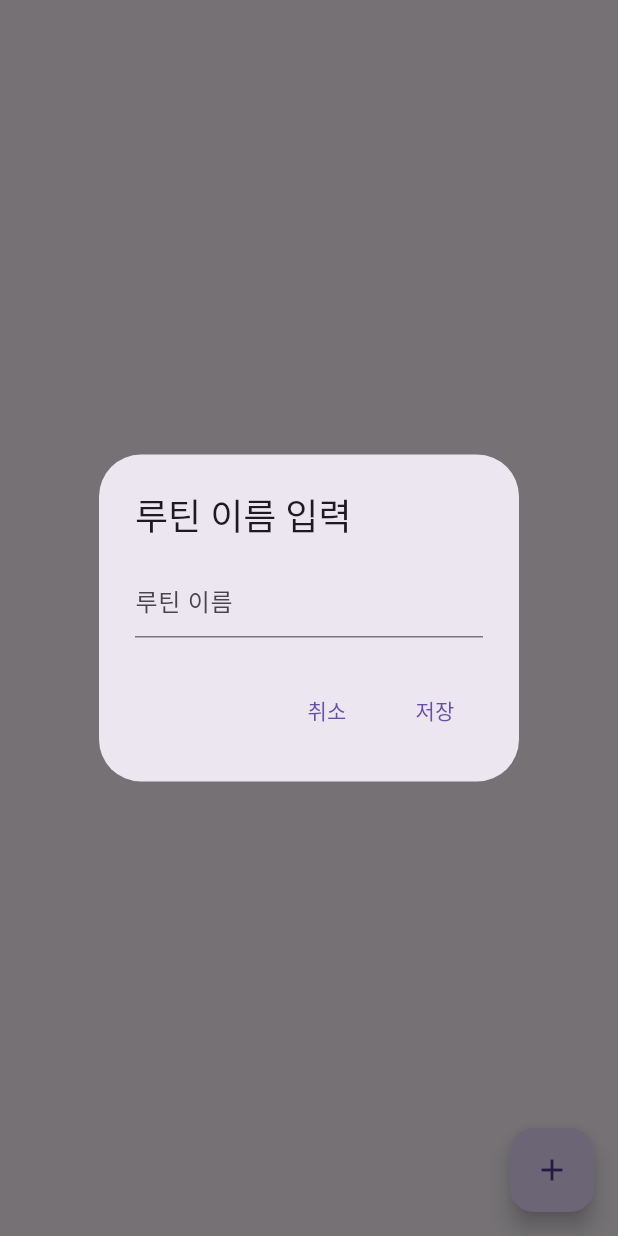
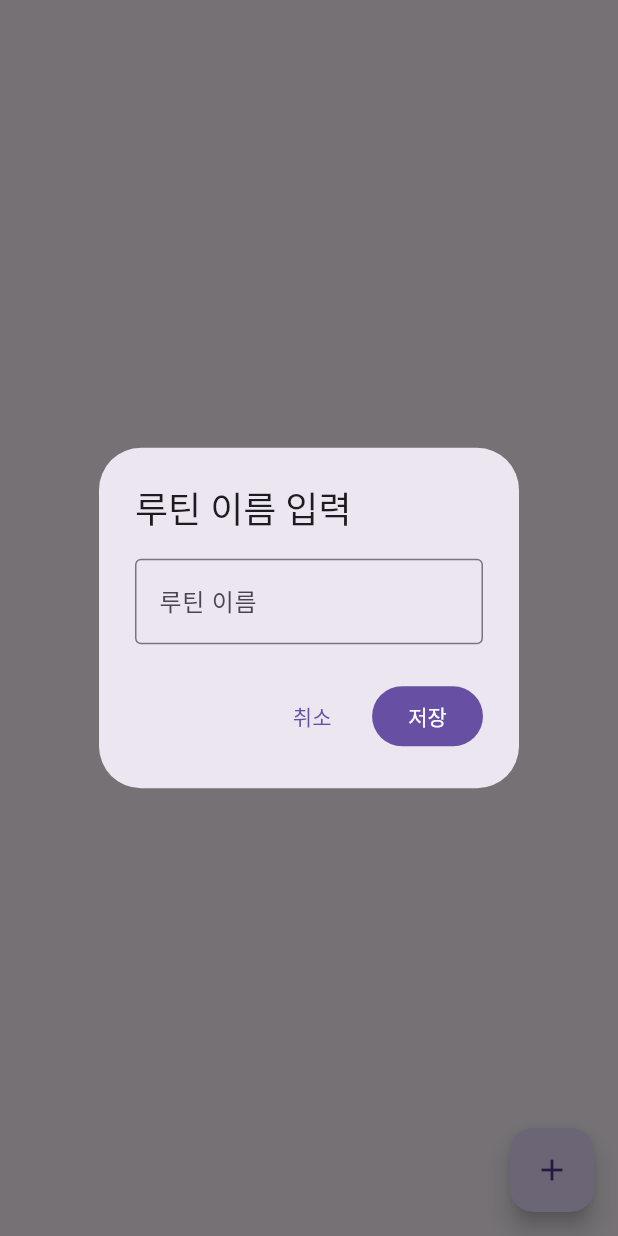
Before and after one commit to choihojean/fitnessapp_capstone, a Flutter app: the ScreenRoutine screen opened directly with empty values, after a tap on the "add" icon, on a phone screen of 412 x 824 dp. Run offline on Flutter 3.47's test engine with Material 3 defaults, Android fonts, the phone set to English and light mode, and no system bars; our stand-ins replace flutter_dotenv, image_picker, shared_preferences, sqflite, table_calendar; accounts and stored records are empty.

Commit message:
design test

```diff
--- a/knufit/lib/screen/home_screen/screen_routine.dart
+++ b/knufit/lib/screen/home_screen/screen_routine.dart
@@ -1,6 +1,7 @@
 import 'package:flutter/material.dart';
 import '../../database/db_helper.dart';
 import 'screen_routine_table.dart';
+import 'package:knufit/material3_theme.dart';
 
 class ScreenRoutine extends StatefulWidget {
   final Map<String, dynamic> user;
@@ -18,28 +19,76 @@ class _ScreenRoutineState extends State<ScreenRoutine> {
   @override
   void initState() {
     super.initState();
-    _loadTableNames();
+    _loadTableNames(); // 초기화 시 루틴 테이블 이름 로드
   }
 
+  // 데이터베이스에서 루틴 테이블 이름을 불러오는 함수
   Future<void> _loadTableNames() async {
     final names = await dbHelper.getCreatedRoutineTables(widget.user['id']);
     setState(() {
-      tableNames = names;
+      tableNames = names; // 불러온 루틴 이름을 상태에 저장
     });
   }
 
   @override
   Widget build(BuildContext context) {
     return Scaffold(
-      body: ListView.builder(
-        itemCount: tableNames.length,
+      // 본문 내용
+      body: tableNames.isEmpty
+          ? const Center(child: Text('루틴이 없습니다.')) // 루틴이 없을 경우 표시
+          : ListView.builder(
+              padding: const EdgeInsets.all(16), // ListView의 패딩 설정
+              itemCount: tableNames.length, // 리스트 아이템 수 설정
               itemBuilder: (context, index) {
-          return Column(
-            children: [
-              ListTile(
-                title: Text(tableNames[index]),
+                return Card(
+                  key: ValueKey(tableNames[index]), // 각 카드에 고유 키 부여
+                  margin: const EdgeInsets.symmetric(vertical: 8), // 카드 간의 수직 간격 설정
+                  shape: RoundedRectangleBorder(
+                    borderRadius: BorderRadius.circular(16), // 카드의 모서리를 둥글게 설정
+                  ),
+                  elevation: 4, // 카드의 그림자 깊이 설정
+                  child: ListTile(
+                    title: Text(
+                      tableNames[index], // 루틴 이름 표시
+                      style: Theme.of(context).textTheme.bodyLarge, // 테마의 bodyLarge 텍스트 스타일 적용
+                    ),
+                    trailing: IconButton(
+                      icon: const Icon(Icons.delete, color: Colors.red), // 삭제 아이콘 설정 및 색상 지정
+                      tooltip: '루틴 삭제', // 아이콘의 툴팁 설정
+                      onPressed: () async {
+                        // 삭제 아이콘 클릭 시 확인 다이얼로그 표시
+                        bool? confirmed = await showDialog(
+                          context: context,
+                          builder: (context) {
+                            return AlertDialog(
+                              title: const Text('루틴 삭제'), // 다이얼로그 제목
+                              content: const Text('이 루틴을 정말 삭제하시겠습니까?'), // 다이얼로그 내용
+                              actions: [
+                                TextButton(
+                                  onPressed: () => Navigator.of(context).pop(false), // '취소' 버튼 클릭 시 다이얼로그 닫기
+                                  child: const Text('취소'),
+                                ),
+                                TextButton(
+                                  onPressed: () => Navigator.of(context).pop(true), // '삭제' 버튼 클릭 시 다이얼로그 닫고 삭제 확인
+                                  child: const Text('삭제'),
+                                ),
+                              ],
+                            );
+                          },
+                        );
+
+                        if (confirmed == true) {
+                          // 삭제가 확인되면 데이터베이스에서 루틴 삭제
+                          await dbHelper.deleteRoutineTable(widget.user['id'], tableNames[index]);
+                          ScaffoldMessenger.of(context).showSnackBar(
+                            SnackBar(content: Text('${tableNames[index]}이(가) 삭제되었습니다.')), // 삭제 완료 메시지 표시
+                          );
+                          _loadTableNames(); // 루틴 목록 갱신
+                        }
+                      },
+                    ),
                     onTap: () async {
-                  // ScreenRoutineTable로 이동 시 변경 사항 반영
+                      // 루틴 아이템을 탭했을 때 ScreenRoutineTable로 이동
                       bool? result = await Navigator.push(
                         context,
                         MaterialPageRoute(
@@ -51,68 +100,78 @@ class _ScreenRoutineState extends State<ScreenRoutine> {
                       );
 
                       if (result == true) {
-                    _loadTableNames(); // 루틴 목록 갱신
+                        _loadTableNames(); // ScreenRoutineTable에서 변경 사항이 있을 경우 루틴 목록 갱신
                       }
                     },
                   ),
-              Divider(), // 구분선 추가
-            ],
                 );
               },
             ),
+      // 플로팅 액션 버튼 설정
       floatingActionButton: FloatingActionButton(
         onPressed: () async {
-          await _showInputDialog(context);
+          await _showInputDialog(context); // 플로팅 버튼 클릭 시 입력 다이얼로그 표시
           _loadTableNames(); // 루틴 목록 갱신
         },
-        child: Icon(Icons.add),
+        child: const Icon(Icons.add), // 플로팅 버튼에 추가 아이콘 설정
+        tooltip: '루틴 추가', // 플로팅 버튼의 툴팁 설정
       ),
     );
   }
 
+  // 루틴 이름을 입력받는 다이얼로그를 표시하는 함수
   Future<void> _showInputDialog(BuildContext context) async {
-    final TextEditingController _controller = TextEditingController();
+    final TextEditingController _controller = TextEditingController(); // 텍스트 필드 컨트롤러 생성
 
     await showDialog(
       context: context,
       builder: (BuildContext context) {
         return AlertDialog(
-          title: Text('루틴 이름 입력'),
+          title: const Text('루틴 이름 입력'), // 다이얼로그 제목
           content: TextField(
-            controller: _controller,
-            decoration: InputDecoration(hintText: '루틴 이름'),
+            controller: _controller, // 입력 필드에 컨트롤러 연결
+            decoration: const InputDecoration(
+              hintText: '루틴 이름', // 입력 필드의 힌트 텍스트 설정
+              border: OutlineInputBorder(), // 입력 필드의 테두리 설정
+            ),
           ),
           actions: [
             TextButton(
               onPressed: () {
-                Navigator.of(context).pop();
+                Navigator.of(context).pop(); // '취소' 버튼 클릭 시 다이얼로그 닫기
               },
-              child: Text('취소'),
+              child: const Text('취소'),
             ),
-            TextButton(
+            FilledButton(
               onPressed: () async {
-                String input = _controller.text;
+                String input = _controller.text.trim(); // 입력된 텍스트 가져오기 및 공백 제거
                 if (input.isNotEmpty) {
                   if (_isValidTableName(input)) {
+                    // 루틴 이름이 유효한지 검사
                     bool exists = await dbHelper.routineTableExists(widget.user['id'], input);
                     if (exists) {
+                      // 이미 존재하는 루틴 이름일 경우 스낵바로 알림
                       ScaffoldMessenger.of(context).showSnackBar(
-                        SnackBar(content: Text('이미 존재하는 루틴 이름입니다')),
+                        const SnackBar(content: Text('이미 존재하는 루틴 이름입니다')),
                       );
                     } else {
+                      // 유효하고 중복되지 않은 루틴 이름일 경우 데이터베이스에 추가
                       await dbHelper.createRoutineTable(widget.user['id'], input);
-                      Navigator.of(context).pop();
-                      _loadTableNames(); // 루틴 추가 후 목록 갱신
+                      Navigator.of(context).pop(); // 다이얼로그 닫기
+                      ScaffoldMessenger.of(context).showSnackBar(
+                        SnackBar(content: Text('$input이(가) 추가되었습니다!')), // 추가 완료 메시지 표시
+                      );
                     }
                   } else {
+                    // 루틴 이름이 유효하지 않을 경우 스낵바로 알림
                     Navigator.of(context).pop();
                     ScaffoldMessenger.of(context).showSnackBar(
-                      SnackBar(content: Text('루틴의 이름이 잘못 되었습니다')),
+                      const SnackBar(content: Text('루틴의 이름이 잘못 되었습니다')),
                     );
                   }
                 }
               },
-              child: Text('저장'),
+              child: const Text('저장'), // '저장' 버튼 텍스트 설정
             ),
           ],
         );
@@ -120,13 +179,14 @@ class _ScreenRoutineState extends State<ScreenRoutine> {
     );
   }
 
+  // 루틴 이름의 유효성을 검사하는 함수
   bool _isValidTableName(String tableName) {
     if (RegExp(r'^[0-9]').hasMatch(tableName)) {
-      return false;
+      return false; // 루틴 이름이 숫자로 시작하면 유효하지 않음
     }
     if (!RegExp(r'^[a-zA-Z0-9_\uac00-\ud7a3]+$').hasMatch(tableName)) {
-      return false;
+      return false; // 허용된 문자(a-z, A-Z, 0-9, _, 한글) 외의 문자가 포함되면 유효하지 않음
     }
-    return true;
+    return true; // 유효한 루틴 이름
   }
 }
```
Also changed, not shown: knufit/lib/material3_theme.dart (added, +34 -0 lines). Lines whose indentation alone changed are shown as unchanged.
